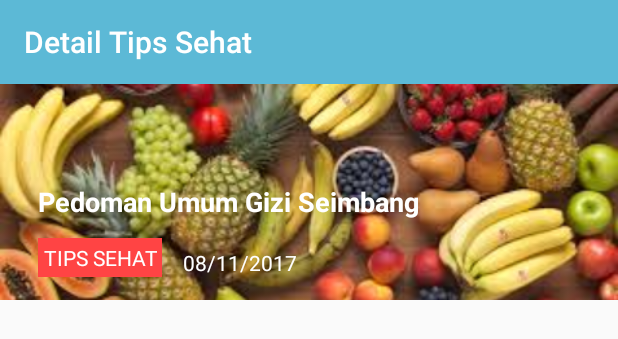
After one commit to ayyash-ayyub/Behy, an Android app: the layout activity_tips_sehat_detail.xml on its own in the app's theme, with its tools: preview values and no code run, on a phone screen of 412 x 824 dp. The commit adds this screen. Shown: the top 339 px of the screen. Run offline under Robolectric (Android 15) with nearby library versions, the phone set to English and light mode, and no system bars; network calls fail.

Commit message:
update detail news

```diff
--- a/app/src/main/java/adompo/ayyash/behay/ConfigUmum.java
+++ b/app/src/main/java/adompo/ayyash/behay/ConfigUmum.java
@@ -8,6 +8,7 @@ public class ConfigUmum {
     public static final String ALLOWED_URI_CHARS = "@#&=*+-_.,:!?()/~'%";
 
     public static final String IP="api.behy.co";
+    public static final String IP2="administrator.behy.co";
 
     public static String URL_GET_JML_FFQ = "http://"+IP+"/api/get_jumlah_ffq.php?email=";
     public static String URL_GET_JML_SEDENTARI = "http://"+IP+"/api/get_jumlah_menit_sedentari.php?email=";
@@ -18,7 +19,10 @@ public class ConfigUmum {
     public static final String LOGIN_URL = "http://"+IP+"/login.php";
     public static final String URL_GET_RESPONDEN = "http://"+IP+"/api/get_responden.php";
     public static final String CEK_INPUT_SEBELUMNYA = "http://"+IP+"/api/check_input_sebelumnya.php?";
-    public static final String URL_SHOW_News ="http://administrator.behy.co/News/get_all";
+
+//    News
+    public static final String URL_SHOW_News ="http://"+IP2+"/News/get_all";
+    public static final String URL_NEWS_DETAIL ="http://"+IP2+"/News/getDetil/";
     //buat pagi
 
     public static String URL_GET_PASS = "http://"+IP+"/api/lupapasword.php";
--- /dev/null
+++ b/app/src/main/res/layout/activity_tips_sehat_detail.xml
@@ -0,0 +1,96 @@
+<?xml version="1.0" encoding="utf-8"?>
+<LinearLayout android:orientation="vertical" xmlns:android="http://schemas.android.com/apk/res/android"
+    xmlns:app="http://schemas.android.com/apk/res-auto"
+    xmlns:tools="http://schemas.android.com/tools"
+    android:layout_width="match_parent"
+    android:layout_height="match_parent"
+    tools:context="adompo.ayyash.behay.TipsSehatDetail">
+    <android.support.v7.widget.Toolbar
+        android:id="@+id/toolbar"
+        android:layout_width="match_parent"
+        android:layout_height="?attr/actionBarSize"
+        app:title="Detail Tips Sehat"
+        android:background="?attr/colorPrimary"
+        android:theme="@style/ThemeOverlay.AppCompat.Dark"/>
+    <ImageSwitcher
+        android:layout_width="match_parent"
+        android:layout_height="148dp">
+
+        <RelativeLayout
+            android:layout_width="match_parent"
+            android:layout_height="144dp">
+
+            <ImageView
+                android:id="@+id/imgTumb"
+                android:layout_width="match_parent"
+                android:layout_height="match_parent"
+                android:layout_alignParentLeft="true"
+                android:layout_alignParentStart="true"
+                android:layout_alignParentTop="true"
+                android:scaleType="centerCrop"
+                app:srcCompat="@drawable/banner_news" />
+
+            <TextView
+                android:id="@+id/txtJudul"
+                android:layout_width="wrap_content"
+                android:layout_height="wrap_content"
+                android:layout_above="@+id/txtLabel"
+                android:layout_alignParentLeft="true"
+                android:layout_alignParentStart="true"
+                android:layout_marginBottom="12dp"
+                android:layout_marginLeft="25dp"
+                android:layout_marginStart="25dp"
+                android:text="Pedoman Umum Gizi Seimbang"
+                android:textColor="@color/cardview_light_background"
+                android:textSize="18sp"
+                android:textStyle="bold" />
+
+            <TextView
+                android:id="@+id/txtTgl"
+                android:layout_width="wrap_content"
+                android:layout_height="wrap_content"
+                android:layout_alignParentBottom="true"
+                android:layout_marginBottom="15dp"
+                android:layout_marginLeft="14dp"
+                android:layout_marginStart="14dp"
+                android:layout_toEndOf="@+id/txtLabel"
+                android:layout_toRightOf="@+id/txtLabel"
+                android:text="08/11/2017"
+                android:textColor="@color/cardview_light_background" />
+
+            <TextView
+                android:id="@+id/txtLabel"
+                android:layout_width="wrap_content"
+                android:layout_height="wrap_content"
+                android:layout_alignBottom="@+id/txtTgl"
+                android:layout_alignLeft="@+id/txtJudul"
+                android:layout_alignStart="@+id/txtJudul"
+                android:background="@android:color/holo_red_light"
+                android:gravity="center"
+                android:padding="3dp"
+                android:text="TIPS SEHAT"
+                android:textColor="@color/cardview_light_background" />
+
+        </RelativeLayout>
+    </ImageSwitcher>
+    <ScrollView
+        android:layout_width="match_parent"
+        android:layout_height="match_parent">
+        <LinearLayout
+            android:layout_width="match_parent"
+            android:layout_height="match_parent"
+            android:orientation="vertical"
+            android:padding="15dp">
+
+            <TextView
+                android:id="@+id/txtDetail"
+                android:layout_width="332dp"
+                android:layout_height="wrap_content"
+                android:text="" />
+        </LinearLayout>
+    </ScrollView>
+
+
+
+
+</LinearLayout>
```
Also changed, not shown: app/src/main/AndroidManifest.xml (+11 -7 lines), app/src/main/java/adompo/ayyash/behay/TipsSehatDetail.java (added, +92 -0 lines), app/src/main/java/adompo/ayyash/behay/test/ItemObjectAktifitas.java (+1 -1 lines), app/src/main/java/adompo/ayyash/behay/test/MainAdapterAktifitas.java (+43 -37 lines), app/src/main/res/layout/item_news.xml (+7 -9 lines), 1 other file.
